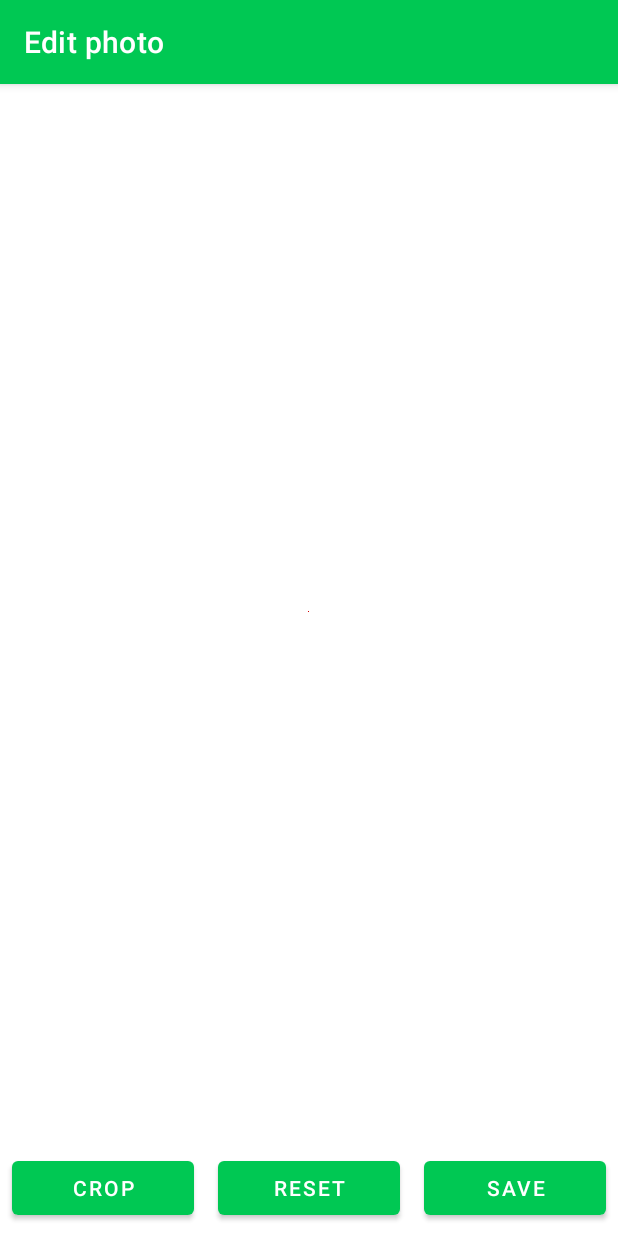
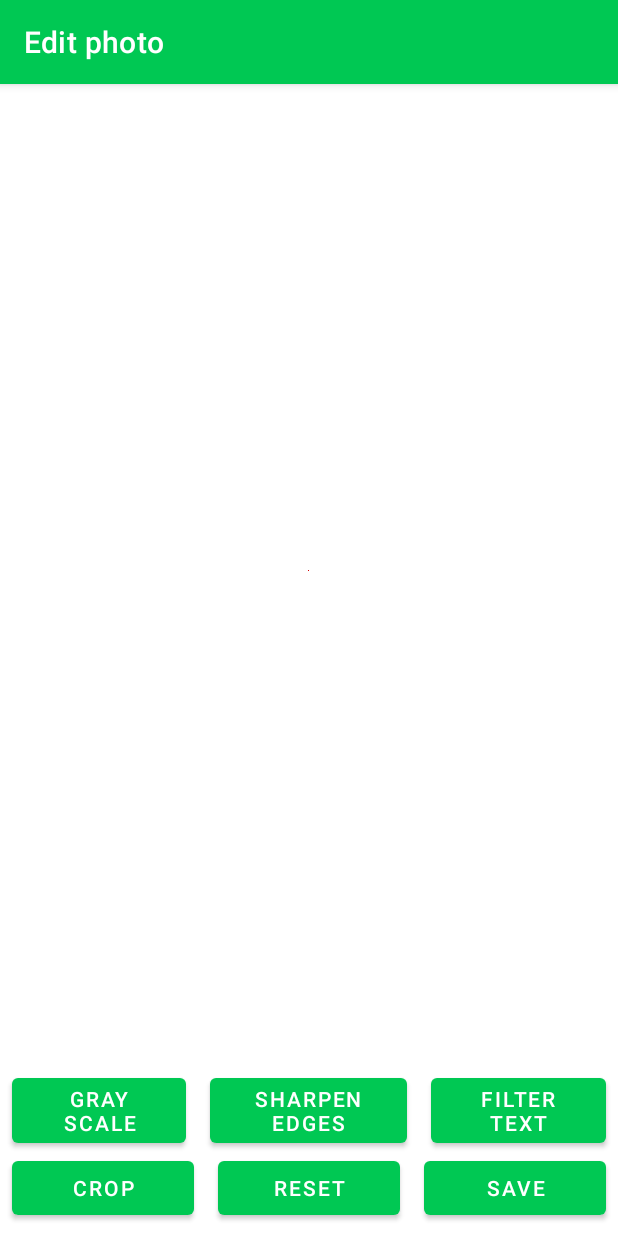
Before and after one commit to stwunsch/android-simplescanner, an Android app: the EditActivity screen opened directly, with no data from a screen before it, on a phone screen of 412 x 824 dp. Run offline under Robolectric (Android 15) with nearby library versions, the phone set to English and light mode, and no system bars; libraries missing offline, so code that uses them is left out: boofcv.alg.distort, boofcv.alg.enhance, boofcv.alg.filter, boofcv.alg.misc, boofcv.android and 3 more.

Commit message:
Add image processing algos to improve the scan

```diff
--- a/app/src/main/AndroidManifest.xml
+++ b/app/src/main/AndroidManifest.xml
@@ -11,6 +11,7 @@
 
     <application
         android:allowBackup="true"
+        android:largeHeap="true"
         android:icon="@mipmap/ic_launcher"
         android:label="@string/app_name"
         android:roundIcon="@mipmap/ic_launcher_round"
--- a/app/src/main/java/com/example/simplescanner/EditActivity.java
+++ b/app/src/main/java/com/example/simplescanner/EditActivity.java
@@ -75,5 +75,37 @@ public class EditActivity extends AppCompatActivity {
                 finish();
             }
         });
+
+        Button buttonGrayscale = findViewById(R.id.buttonGrayscale);
+        buttonGrayscale.setOnClickListener(new View.OnClickListener(){
+            @Override
+            public void onClick(View view) {
+                editedImage = Utils.getGrayscaledImage(editedImage);
+                previewView.setImageBitmap(editedImage);
+            }
+        });
+
+        Button buttonSharpen = findViewById(R.id.buttonSharpen);
+        buttonSharpen.setOnClickListener(new View.OnClickListener(){
+            @Override
+            public void onClick(View view) {
+                try {
+                    editedImage = Utils.getSharpenedImage(editedImage);
+                } catch (Exception e) {
+                    Log.d(getClass().getSimpleName(), "Failed to sharpen photo: " + e.getMessage());
+                    Toast.makeText(EditActivity.this, "Failed to sharpen image", Toast.LENGTH_LONG).show();
+                }
+                previewView.setImageBitmap(editedImage);
+            }
+        });
+
+        Button buttonThreshold = findViewById(R.id.buttonThreshold);
+        buttonThreshold.setOnClickListener(new View.OnClickListener(){
+            @Override
+            public void onClick(View view) {
+                editedImage = Utils.getThresholdedImage(editedImage);
+                previewView.setImageBitmap(editedImage);
+            }
+        });
     }
 }
--- a/app/src/main/res/layout/activity_edit.xml
+++ b/app/src/main/res/layout/activity_edit.xml
@@ -29,7 +29,46 @@
             android:id="@+id/buttonView"
             android:layout_width="match_parent"
             android:layout_height="wrap_content"
+            android:layout_above="@+id/buttonView2"
+            android:layout_marginTop="@dimen/edit_button_margin"
+            android:gravity="center_horizontal|center_vertical"
+            android:orientation="horizontal">
+
+            <Button
+                android:id="@+id/buttonGrayscale"
+                android:layout_width="wrap_content"
+                android:layout_height="wrap_content"
+                android:layout_marginLeft="@dimen/edit_button_margin"
+                android:layout_marginRight="@dimen/edit_button_margin"
+                android:layout_weight="1"
+                android:text="Gray\nScale" />
+
+            <Button
+                android:id="@+id/buttonSharpen"
+                android:layout_width="wrap_content"
+                android:layout_height="wrap_content"
+                android:layout_marginLeft="@dimen/edit_button_margin"
+                android:layout_marginRight="@dimen/edit_button_margin"
+                android:layout_weight="1"
+                android:text="Sharpen\nEdges" />
+
+            <Button
+                android:id="@+id/buttonThreshold"
+                android:layout_width="wrap_content"
+                android:layout_height="wrap_content"
+                android:layout_marginLeft="@dimen/edit_button_margin"
+                android:layout_marginRight="@dimen/edit_button_margin"
+                android:layout_weight="1"
+                android:text="Filter\nText" />
+
+        </LinearLayout>
+
+        <LinearLayout
+            android:id="@+id/buttonView2"
+            android:layout_width="match_parent"
+            android:layout_height="wrap_content"
             android:layout_alignParentBottom="true"
+            android:layout_marginBottom="@dimen/edit_button_margin"
             android:gravity="center_horizontal|center_vertical"
             android:orientation="horizontal">
 
@@ -37,7 +76,8 @@
                 android:id="@+id/buttonCrop"
                 android:layout_width="wrap_content"
                 android:layout_height="wrap_content"
-                android:layout_margin="@dimen/edit_button_margin"
+                android:layout_marginLeft="@dimen/edit_button_margin"
+                android:layout_marginRight="@dimen/edit_button_margin"
                 android:layout_weight="1"
                 android:text="Crop" />
 
@@ -45,7 +85,8 @@
                 android:id="@+id/buttonReset"
                 android:layout_width="wrap_content"
                 android:layout_height="wrap_content"
-                android:layout_margin="@dimen/edit_button_margin"
+                android:layout_marginLeft="@dimen/edit_button_margin"
+                android:layout_marginRight="@dimen/edit_button_margin"
                 android:layout_weight="1"
                 android:text="Reset" />
 
@@ -53,10 +94,10 @@
                 android:id="@+id/buttonSave"
                 android:layout_width="wrap_content"
                 android:layout_height="wrap_content"
-                android:layout_margin="@dimen/edit_button_margin"
+                android:layout_marginLeft="@dimen/edit_button_margin"
+                android:layout_marginRight="@dimen/edit_button_margin"
                 android:layout_weight="1"
                 android:text="Save" />
-
         </LinearLayout>
     </RelativeLayout>
 
```
Also changed, not shown: app/src/main/java/com/example/simplescanner/Utils.java (+32 -0 lines).
